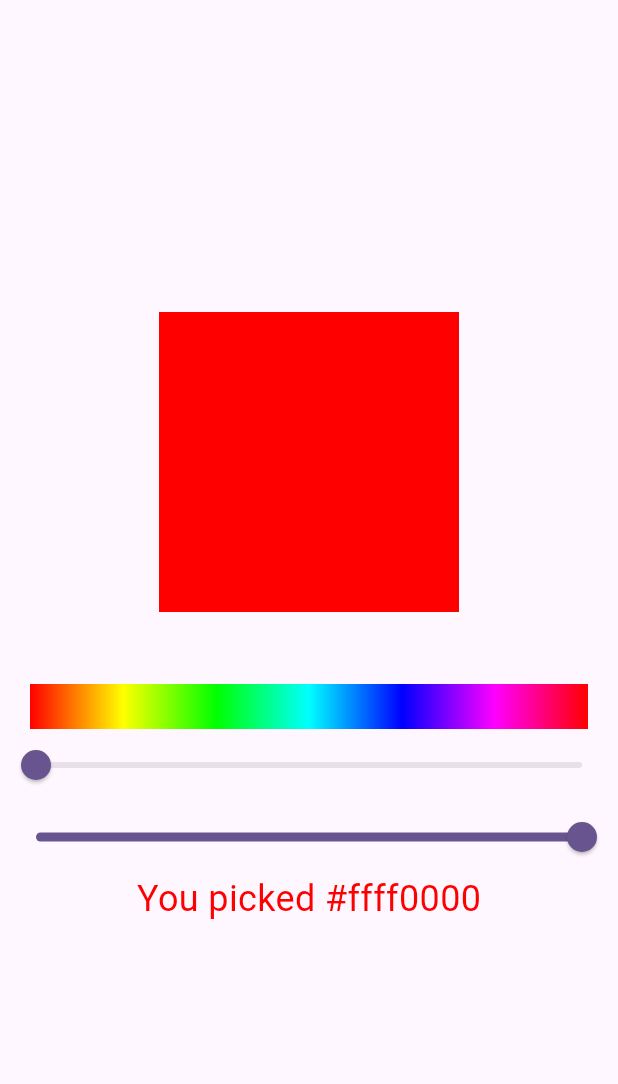
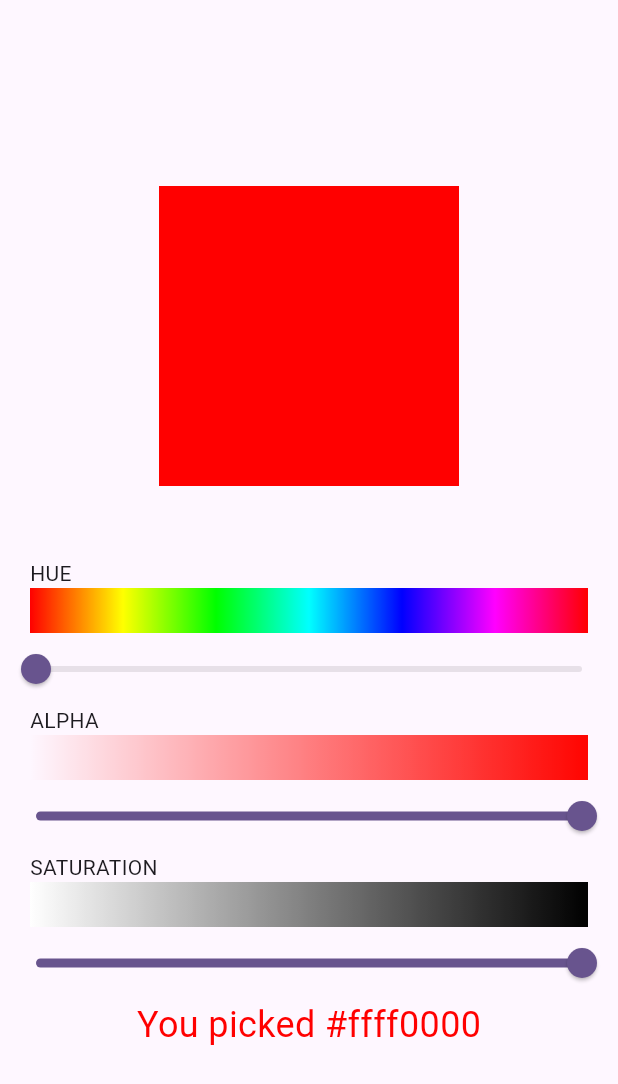
Before and after one commit to BenAuerDev/custom_color_picker, a Flutter app: the screen it shows after launch, on a phone screen of 412 x 824 dp. Shown: the top 1084 px of the screen. Run offline on Flutter 3.47's test engine with Material 3 defaults, Android fonts, the phone set to English and light mode, and no system bars; our stand-ins replace hooks_riverpod, riverpod_annotation; generated files the repository leaves out were written again.

Commit message:
add color slider to avoid repetition with sliders

```diff
--- a/lib/src/presentation/color_picker.dart
+++ b/lib/src/presentation/color_picker.dart
@@ -2,68 +2,35 @@ import 'package:flutter/material.dart';
 import 'package:hooks_riverpod/hooks_riverpod.dart';
 
 import 'package:custom_color_picker/src/application/color_picker_controller.dart';
+import 'package:custom_color_picker/src/presentation/color_slider.dart';
 
 class ColorPicker extends ConsumerWidget {
   const ColorPicker({
     super.key,
     this.withOpacity = false,
+    this.withSaturation = false,
   });
 
   final bool withOpacity;
+  final bool withSaturation;
 
   @override
   Widget build(BuildContext context, WidgetRef ref) {
     final state = ref.watch(colorPickerControllerProvider);
 
-    final color = HSVColor.fromAHSV(state.alpha, state.hue, 1.0, 1.0).toColor();
-
     return Column(
       mainAxisSize: MainAxisSize.min,
       children: [
         AnimatedContainer(
-          decoration: BoxDecoration(
-            border: Border.all(color: color, width: 2),
-            color: color,
-          ),
+          color: state.color.toColor(),
           duration: const Duration(milliseconds: 100),
           width: 200,
           height: 200,
         ),
         const SizedBox(height: 48.0),
-        Padding(
-          padding: const EdgeInsets.symmetric(horizontal: 20.0),
-          child: Container(
-            height: 30.0,
-            decoration: BoxDecoration(
-              gradient: LinearGradient(
-                colors: [
-                  for (var h = 0.0; h < 360.0; h += 1)
-                    HSVColor.fromAHSV(1.0, h, 1.0, 1.0).toColor()
-                ],
-                stops: [
-                  for (var h = 0.0; h < 360.0; h += 1) h / 360.0,
-                ],
-              ),
-            ),
-          ),
-        ),
-        Slider.adaptive(
-          value: state.hue,
-          min: 0,
-          max: 360,
-          onChanged: (newValue) => ref
-              .read(colorPickerControllerProvider.notifier)
-              .changeHue(newValue),
-        ),
-        if (withOpacity)
-          Slider.adaptive(
-            value: state.alpha,
-            min: 0,
-            max: 1.0,
-            onChanged: (newValue) => ref
-                .read(colorPickerControllerProvider.notifier)
-                .changeOpacity(newValue),
-          ),
+        const ColorSlider(ColorPickerValue.hue),
+        if (withOpacity) const ColorSlider(ColorPickerValue.alpha),
+        if (withSaturation) const ColorSlider(ColorPickerValue.saturation),
       ],
     );
   }
--- /dev/null
+++ b/lib/src/presentation/color_slider.dart
@@ -0,0 +1,98 @@
+import 'package:custom_color_picker/src/application/color_picker_controller.dart';
+import 'package:flutter/material.dart';
+import 'package:hooks_riverpod/hooks_riverpod.dart';
+
+enum ColorPickerValue {
+  alpha,
+  hue,
+  saturation,
+}
+
+class ColorSlider extends ConsumerWidget {
+  const ColorSlider(
+    this.parameter, {
+    super.key,
+  });
+
+  final ColorPickerValue parameter;
+
+  @override
+  Widget build(BuildContext context, WidgetRef ref) {
+    final state = ref.watch(colorPickerControllerProvider);
+
+    late double value;
+    late List<Color> gradientColors;
+    late List<double> stops;
+    late Function(double) changeValue;
+
+    switch (parameter) {
+      case ColorPickerValue.alpha:
+        value = state.alpha;
+        gradientColors = [
+          for (var alpha = 0.0; alpha < 1.0; alpha += 0.01)
+            HSVColor.fromAHSV(alpha, 1.0, 1.0, 1.0).toColor()
+        ];
+        stops = [for (var alpha = 0.0; alpha < 1.0; alpha += 0.01) alpha];
+        changeValue = (newValue) => ref
+            .read(colorPickerControllerProvider.notifier)
+            .changeOpacity(newValue);
+        break;
+      case ColorPickerValue.hue:
+        value = state.hue;
+        gradientColors = [
+          for (var h = 0.0; h < 360.0; h += 1)
+            HSVColor.fromAHSV(1.0, h, 1.0, 1.0).toColor()
+        ];
+        stops = [for (var h = 0; h < 360.0; h += 1) h / 360.0];
+        changeValue = (newValue) => ref
+            .read(colorPickerControllerProvider.notifier)
+            .changeHue(newValue);
+        break;
+      case ColorPickerValue.saturation:
+        value = state.saturation;
+        gradientColors = [
+          for (var v = 1.0; v >= 0.0; v -= 0.01)
+            HSVColor.fromAHSV(1.0, 0.0, 0.0, v).toColor()
+        ];
+        stops = [for (var s = 0.0; s < 1.0; s += 0.01) s];
+        changeValue = (newValue) => ref
+            .read(colorPickerControllerProvider.notifier)
+            .changeSaturation(newValue);
+        break;
+    }
+
+    return Column(
+      children: [
+        Padding(
+          padding: const EdgeInsets.symmetric(horizontal: 20.0),
+          child: Row(
+            mainAxisAlignment: MainAxisAlignment.start,
+            children: [
+              Text(
+                parameter.toString().split('.').last.toUpperCase(),
+              ),
+            ],
+          ),
+        ),
+        Padding(
+          padding: const EdgeInsets.symmetric(horizontal: 20.0),
+          child: Container(
+            height: 30.0,
+            decoration: BoxDecoration(
+              gradient: LinearGradient(
+                colors: gradientColors,
+                stops: stops,
+              ),
+            ),
+          ),
+        ),
+        Slider.adaptive(
+          value: value,
+          min: 0,
+          max: parameter == ColorPickerValue.hue ? 360 : 1.0,
+          onChanged: (newValue) => changeValue(newValue),
+        ),
+      ],
+    );
+  }
+}
```
